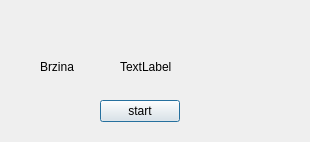
Before: the Qt Designer form GUI_TEST/untitled/dialog.ui in DavidJankovic00LIN/Risto_rpi, drawn with Qt 5.
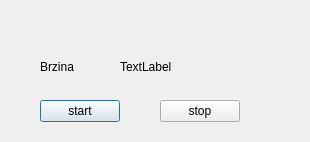
After: the same form once the commit is applied.

What changed in the file:
```diff
--- a/GUI_TEST/untitled/dialog.ui
+++ b/GUI_TEST/untitled/dialog.ui
@@ -42,7 +42,7 @@
   <widget class="QPushButton" name="pushButton">
    <property name="geometry">
     <rect>
-     <x>100</x>
+     <x>40</x>
      <y>100</y>
      <width>80</width>
      <height>22</height>
@@ -52,6 +52,19 @@
     <string>start</string>
    </property>
   </widget>
+  <widget class="QPushButton" name="stopButton">
+   <property name="geometry">
+    <rect>
+     <x>160</x>
+     <y>100</y>
+     <width>80</width>
+     <height>22</height>
+    </rect>
+   </property>
+   <property name="text">
+    <string>stop</string>
+   </property>
+  </widget>
  </widget>
  <resources/>
  <connections/>
```
Left out of the diff: 2 changed lines with no effect on the pictures.
